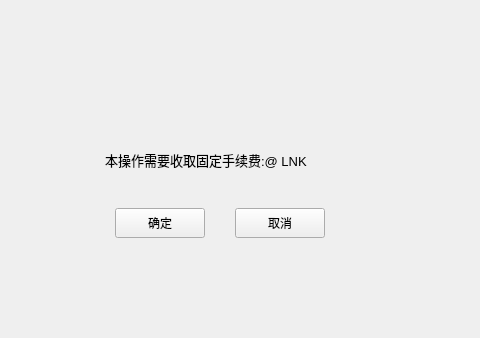
Before: the Qt Designer form depositpage/FeeChargeWidget.ui in HcashOrg/hx-indicator, drawn with Qt 5; both pictures show x 275 to 755 and y 242 to 580 of the 960 by 580 pixel window.
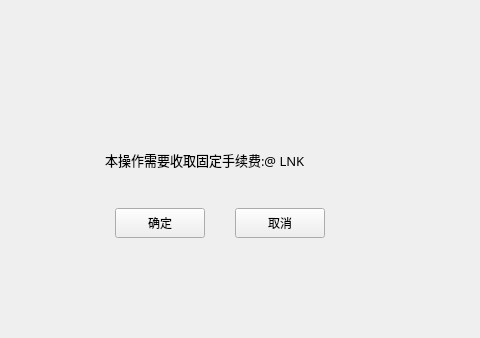
After: the same form once the commit is applied.

Commit message: modify font to 微软雅黑

What changed in the file:
```diff
--- a/depositpage/FeeChargeWidget.ui
+++ b/depositpage/FeeChargeWidget.ui
@@ -53,7 +53,7 @@
    </property>
    <property name="font">
     <font>
-     <family>Microsoft JhengHei UI</family>
+     <family>微软雅黑</family>
      <pointsize>10</pointsize>
     </font>
    </property>
```
Left out of the diff: 4 changed lines with no effect on the pictures. The commit also changes 84 other files.
